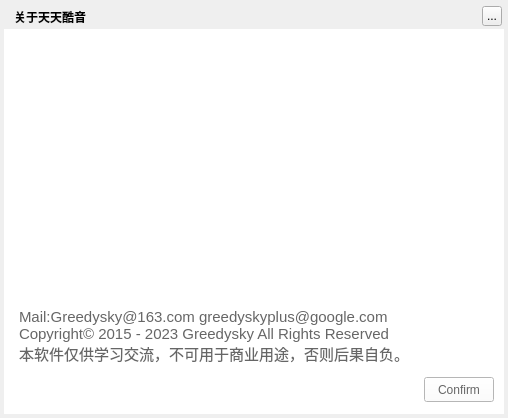
Above: TTKModule/TTKWidget/musicUiKits/musicWidgetKits/musicmessageaboutdialog.ui from Greedysky/TTKMusicPlayer before the change. Below: the same form after it.
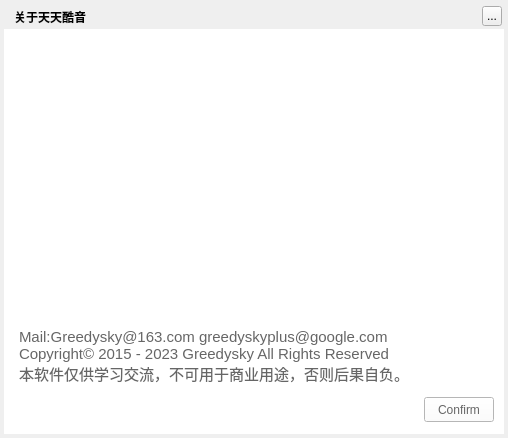
That is the form after the change.

```diff
--- a/TTKModule/TTKWidget/musicUiKits/musicWidgetKits/musicmessageaboutdialog.ui
+++ b/TTKModule/TTKWidget/musicUiKits/musicWidgetKits/musicmessageaboutdialog.ui
@@ -7,7 +7,7 @@
     <x>0</x>
     <y>0</y>
     <width>508</width>
-    <height>418</height>
+    <height>438</height>
    </rect>
   </property>
   <property name="windowTitle">
@@ -22,7 +22,7 @@
      <x>4</x>
      <y>4</y>
      <width>500</width>
-     <height>410</height>
+     <height>430</height>
     </rect>
    </property>
    <property name="styleSheet">
@@ -67,7 +67,7 @@
      <x>4</x>
      <y>29</y>
      <width>500</width>
-     <height>385</height>
+     <height>405</height>
     </rect>
    </property>
    <property name="styleSheet">
@@ -96,7 +96,7 @@
       <x>15</x>
       <y>213</y>
       <width>455</width>
-      <height>70</height>
+      <height>90</height>
      </rect>
     </property>
     <property name="styleSheet">
@@ -107,7 +107,7 @@
     <property name="geometry">
      <rect>
       <x>420</x>
-      <y>348</y>
+      <y>368</y>
       <width>70</width>
       <height>25</height>
      </rect>
@@ -120,7 +120,7 @@
     <property name="geometry">
      <rect>
       <x>15</x>
-      <y>345</y>
+      <y>365</y>
       <width>200</width>
       <height>25</height>
      </rect>
@@ -136,7 +136,7 @@
     <property name="geometry">
      <rect>
       <x>15</x>
-      <y>277</y>
+      <y>297</y>
       <width>455</width>
       <height>60</height>
      </rect>
```
